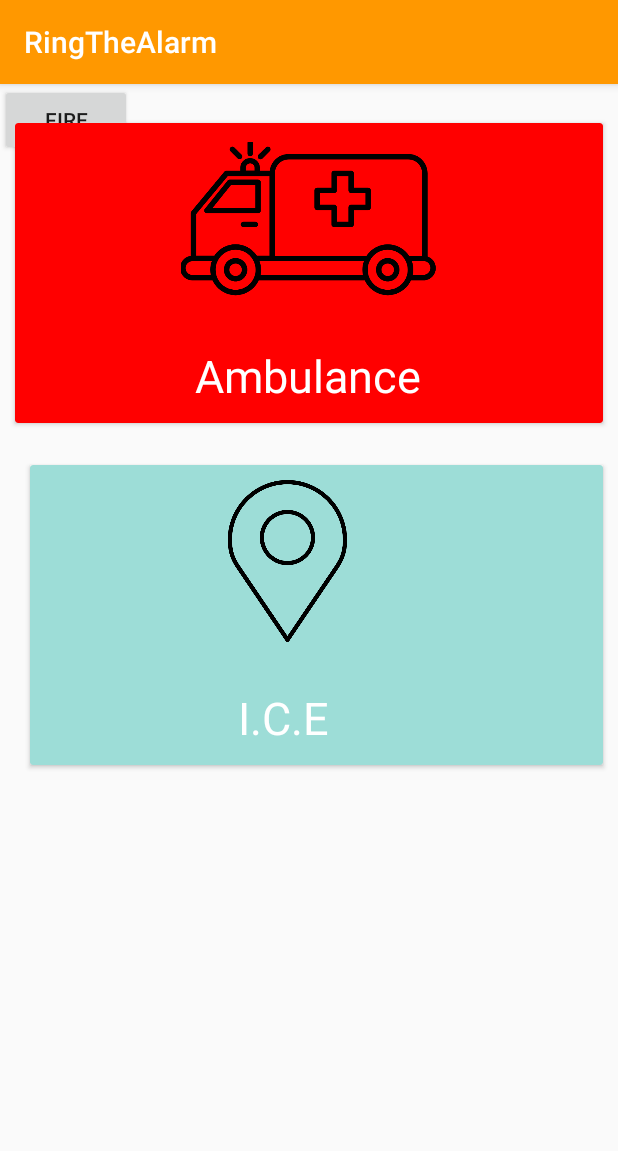
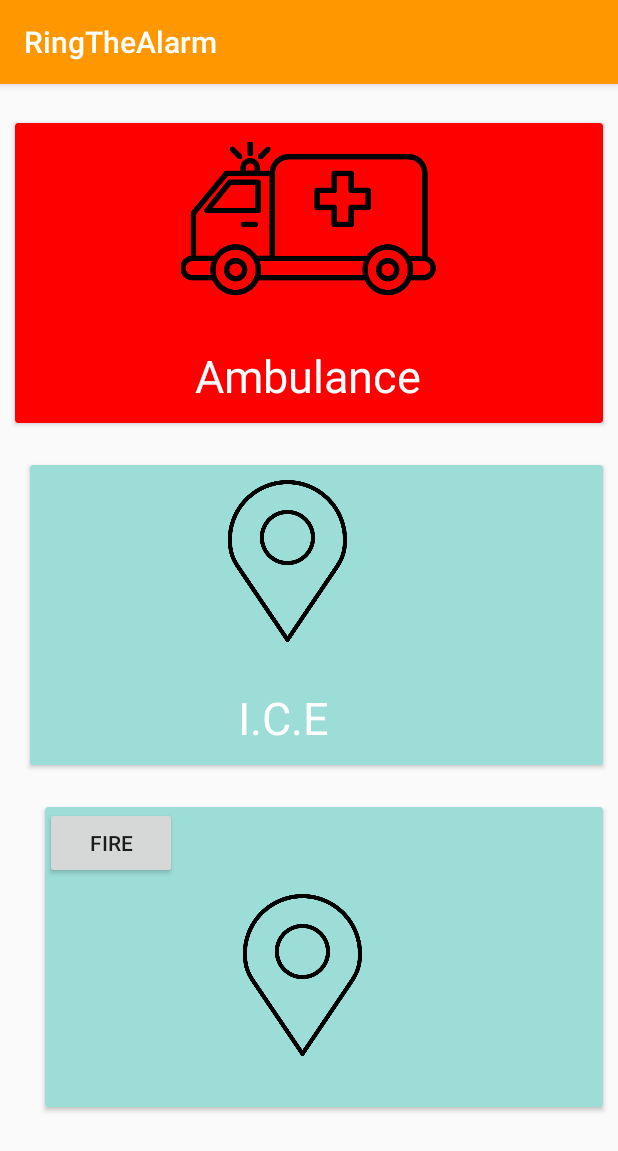
Before and after one commit to NjeriNjoroge/Ring_The_Alarm, an Android app: the screen it shows after launch (MainActivity), on a phone screen of 412 x 824 dp. Shown: the top 1151 px of the screen. Run offline under Robolectric (Android 15) with nearby library versions, the phone set to English and light mode, and no system bars; our stand-ins replace ButterKnife.

Commit message:
ui needs fix

```diff
--- a/app/src/main/java/com/example/gnjoroge/ringthealarm/MainActivity.java
+++ b/app/src/main/java/com/example/gnjoroge/ringthealarm/MainActivity.java
@@ -14,10 +14,8 @@ import butterknife.ButterKnife;
 
 public class MainActivity extends AppCompatActivity {
 
-    @Bind(R.id.card_view1)
-    CardView mAmbulance;
-    @Bind(R.id.card_view2)
-    CardView mIce;
+    @Bind(R.id.card_view1) CardView mAmbulance;
+    @Bind(R.id.card_view2) CardView mIce;
     private Button mFireButton;
 
 
--- a/app/src/main/res/layout/activity_main.xml
+++ b/app/src/main/res/layout/activity_main.xml
@@ -6,11 +6,7 @@
     android:layout_width="match_parent"
     android:layout_height="match_parent"
     tools:context="com.example.gnjoroge.ringthealarm.MainActivity">
-    <Button
-        android:id="@+id/fireButton"
-        android:layout_width="wrap_content"
-        android:layout_height="wrap_content"
-        android:text="Fire" />
+
 
     <android.support.v7.widget.CardView
         android:id="@+id/card_view1"
@@ -68,14 +64,7 @@
         android:layout_alignStart="@+id/card_view1"
         android:layout_marginTop="28dp"
         app:cardBackgroundColor="#9dddd7">
-        <!--android:layout_marginTop="26dp"-->
-        <!--card_view:cardCornerRadius="10dp"-->
-        <!--card_view:cardElevation="1dp"-->
-        <!--card_view:layout_margin="5dp"-->
-        <!--android:layout_alignParentTop="true"-->
-        <!--android:layout_alignParentLeft="true"-->
-        <!--android:layout_alignParentStart="true"-->
-        <!--app:cardBackgroundColor="#ff0000">-->
+
 
         <LinearLayout
             android:layout_width="343dp"
@@ -103,8 +92,59 @@
                 android:textColor="@android:color/white"
                 android:textSize="30dp" />
 
-        </LinearLayout>
+            </LinearLayout>
 
-    </android.support.v7.widget.CardView>
+        </android.support.v7.widget.CardView>
+
+            <android.support.v7.widget.CardView
+                android:layout_marginLeft="10dp"
+                android:layout_marginRight="10dp"
+                android:id="@+id/card_view3"
+                android:layout_width="match_parent"
+                android:layout_height="200dp"
+                android:layout_below="@+id/card_view2"
+                android:layout_alignLeft="@+id/card_view2"
+                android:layout_alignStart="@+id/card_view2"
+                android:layout_marginTop="28dp"
+                app:cardBackgroundColor="#9dddd7">
+
+                <LinearLayout
+                    android:layout_width="343dp"
+                    android:layout_height="wrap_content"
+                    android:orientation="vertical">
+
+                    <Button
+                        android:id="@+id/fireButton"
+                        android:layout_width="wrap_content"
+                        android:layout_height="wrap_content"
+                        android:text="Fire" />
+
+                    <ImageView
+                        android:id="@+id/image"
+                        android:layout_width="170dp"
+                        android:layout_height="108dp"
+                        android:layout_alignParentTop="true"
+                        android:layout_gravity="center"
+                        android:layout_marginBottom="30dp"
+                        android:layout_marginTop="10dp"
+                        app:srcCompat="@drawable/ice" />
+
+                    <TextView
+                        android:id="@+id/textView2"
+                        android:layout_width="97dp"
+                        android:layout_height="wrap_content"
+                        android:layout_marginLeft="120dp"
+                        android:layout_marginRight="50dp"
+                        android:gravity="center"
+                        android:text="I.C.E"
+                        android:textColor="@android:color/white"
+                        android:textSize="30dp" />
+
+                </LinearLayout>
+            </android.support.v7.widget.CardView>
+
+
+
+
 
 </RelativeLayout>
```
